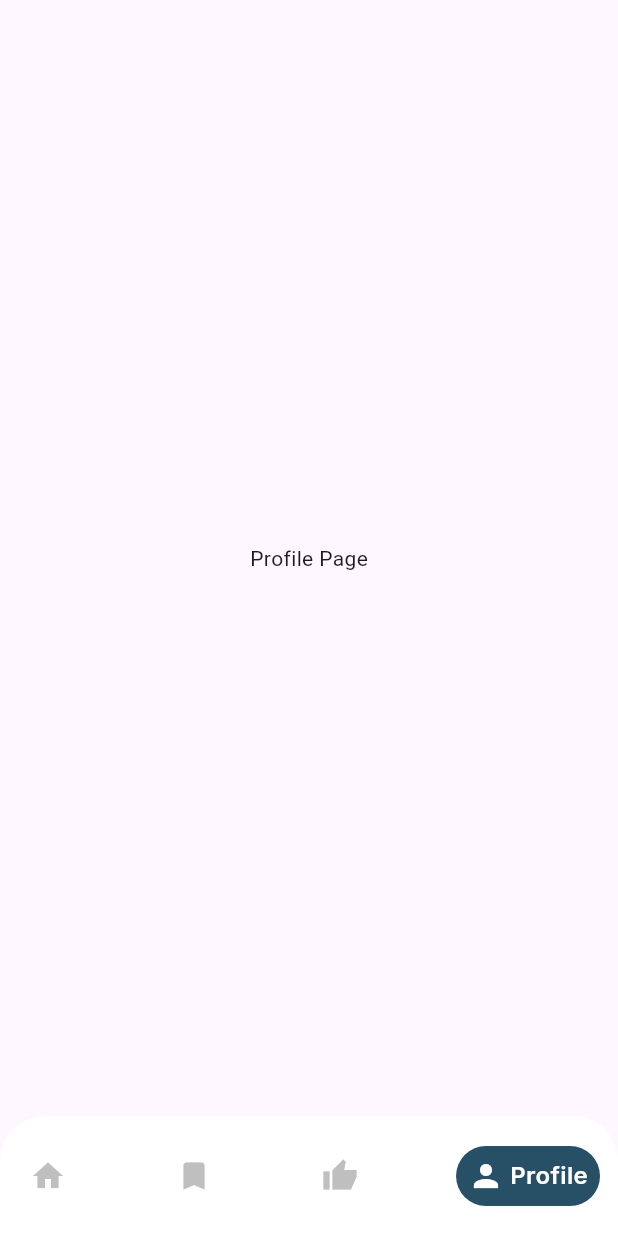
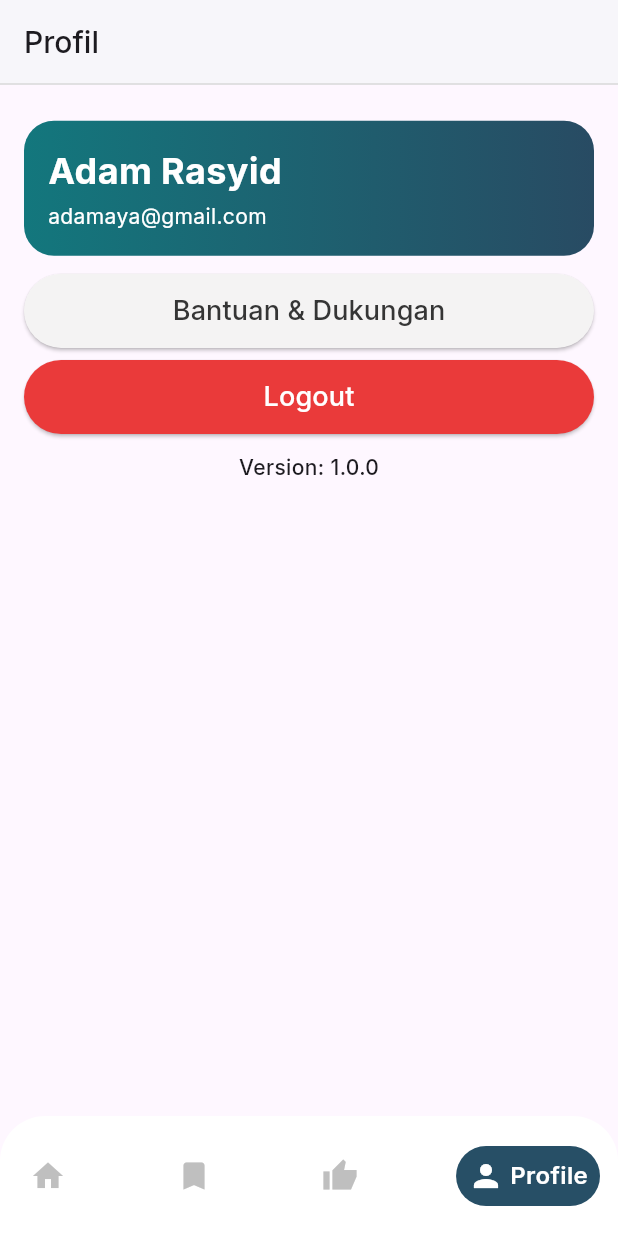
Before and after one commit to adamrasyid01/FinalProject-Camping-Frontend, a Flutter app: the HomePage screen opened by its route, item 4 of the bottom bar chosen, on a phone screen of 412 x 824 dp. Run offline on Flutter 3.47's test engine with Material 3 defaults, Android fonts, the phone set to English and light mode, and no system bars; drawn by our look-alikes of google_nav_bar; our stand-ins replace bloc, dartz, dio, equatable, flutter_bloc, flutter_svg and 4 more; accounts and stored records are empty; network calls fail.

Commit message:
feat(Slicing) : Slicing Profile Page

```diff
--- a/lib/core/constants/color.dart
+++ b/lib/core/constants/color.dart
@@ -9,4 +9,12 @@ class MyColor {
   final Color customOrange = const Color(0xFFC2A83E);
   final Color customGrey = const Color(0xFFF6F6F6);
   final Color darkGrey = const Color(0xFF838383);
+
+  final Color lightGreen = const Color(0xFF13777D);
+  final Color darkGreen = const Color(0xFF284B63);
+
+  final Color customBlack = const Color(0xFF353535);
+  final Color customWhite = const Color(0xFFF4F3F3);
+
+  final Color customRed = const Color(0xFFEA3A3A);
 }
--- a/lib/core/constants/text_styles.dart
+++ b/lib/core/constants/text_styles.dart
@@ -39,6 +39,10 @@ class AppTextStyle {
     fontSize: 18,
     fontWeight: FontWeight.w500,
   );
+  static TextStyle medium14 = GoogleFonts.inter(
+    fontSize: 14,
+    fontWeight: FontWeight.w500,
+  );
   static TextStyle medium20 = GoogleFonts.inter(
     fontSize: 20,
     fontWeight: FontWeight.w500,
--- a/lib/core/widgets/custom_button.dart
+++ b/lib/core/widgets/custom_button.dart
@@ -6,28 +6,34 @@ class CustomButton extends StatelessWidget {
   final double? btnWidth;
   final double? btnHeight;
   final Color btnTextColor;
+  final Color? btnColor; // Tambahkan parameter untuk warna tombol
   final double? fontSize;
   final VoidCallback onPressed;
   static const Color primaryColor = Color(0xFF14777D);
 
-  const CustomButton(
-      {super.key,
-      required this.btnText,
-      required this.onPressed,
-      this.btnTextColor = Colors.white,
-      this.fontSize,
-      this.btnWidth,
-      this.btnHeight});
+  const CustomButton({
+    super.key,
+    required this.btnText,
+    required this.onPressed,
+    this.btnTextColor = Colors.white,
+    this.btnColor, // Warna tombol bisa diubah dari luar
+    this.fontSize,
+    this.btnWidth,
+    this.btnHeight,
+  });
 
   @override
   Widget build(BuildContext context) {
     return ElevatedButton(
       onPressed: onPressed,
       style: ElevatedButton.styleFrom(
-        backgroundColor: primaryColor,
+        backgroundColor: btnColor ??
+            primaryColor, // Gunakan warna dari parameter atau default
         shape: RoundedRectangleBorder(borderRadius: BorderRadius.circular(30)),
-        minimumSize: Size(btnWidth ?? MediaQuery.of(context).size.width,
-            btnHeight ?? MediaQuery.of(context).size.height * 0.06),
+        minimumSize: Size(
+          btnWidth ?? MediaQuery.of(context).size.width,
+          btnHeight ?? MediaQuery.of(context).size.height * 0.06,
+        ),
         elevation: 1.0,
       ),
       child: Center(
--- a/lib/features/rekomendasi/presentation/pages/prioritas_kriteria_page.dart
+++ b/lib/features/rekomendasi/presentation/pages/prioritas_kriteria_page.dart
@@ -54,7 +54,7 @@ class _PrioritasKriteriaPageState extends State<PrioritasKriteriaPage> {
         leading: IconButton(
           icon: Icon(Icons.arrow_back, color: Colors.black),
           onPressed: () {
-            context.go("/rekomendasi");
+            context.pop();
           },
         ),
         bottom: PreferredSize(
--- a/lib/pages/profile_page.dart
+++ b/lib/pages/profile_page.dart
@@ -1,13 +1,88 @@
 import 'package:flutter/material.dart';
+import 'package:flutter_camping_frontend/core/constants/color.dart';
+import 'package:flutter_camping_frontend/core/constants/text_styles.dart';
+import 'package:flutter_camping_frontend/core/widgets/custom_button.dart';
 
 class ProfilePage extends StatelessWidget {
-  const ProfilePage({super.key});
+  final MyColor myColor = MyColor();
+  ProfilePage({super.key});
 
   @override
   Widget build(BuildContext context) {
     return Scaffold(
-      body: Center(
-        child: Text('Profile Page'),
+      appBar: AppBar(
+        title: Text(
+          "Profil",
+          style: AppTextStyle.medium20,
+        ),
+        backgroundColor: Colors.white,
+        elevation: 1,
+        bottom: PreferredSize(
+          preferredSize: const Size.fromHeight(0.5),
+          child: Divider(
+            height: 1,
+            thickness: 1,
+            color: myColor.secondaryColor,
+          ),
+        ),
+      ),
+      body: Padding(
+        padding: const EdgeInsets.fromLTRB(16.0, 24.0, 16.0, 8.0),
+        child: Column(
+          crossAxisAlignment: CrossAxisAlignment.center,
+          mainAxisSize:
+              MainAxisSize.min, // Tidak mengambil seluruh tinggi layar
+          children: [
+            Container(
+              padding: const EdgeInsets.all(16.0),
+              width: double.infinity,
+              decoration: BoxDecoration(
+                gradient: LinearGradient(
+                  colors: [myColor.lightGreen, myColor.darkGreen],
+                ),
+                borderRadius: BorderRadius.circular(20),
+              ),
+              child: Column(
+                crossAxisAlignment: CrossAxisAlignment.start,
+                children: [
+                  Text(
+                    "Adam Rasyid",
+                    style: AppTextStyle.bold24.copyWith(color: Colors.white),
+                  ),
+                  SizedBox(height: 4),
+                  Text(
+                    "adamaya@gmail.com",
+                    style: AppTextStyle.regular14.copyWith(color: Colors.white),
+                  ),
+                ],
+              ),
+            ),
+            Padding(
+              padding: const EdgeInsets.symmetric(vertical: 12.0),
+              child: Column(
+                children: [
+                  CustomButton(
+                    btnText: "Bantuan & Dukungan",
+                    onPressed: () {},
+                    fontSize: 18,
+                    btnTextColor: myColor.customBlack,
+                    btnColor: myColor.customWhite,
+                  ),
+                  const SizedBox(height: 8),
+                  CustomButton(
+                    btnText: "Logout",
+                    onPressed: () {},
+                    btnColor: myColor.customRed,
+                  ),
+                ],
+              ),
+            ),
+            Text(
+              "Version: 1.0.0",
+              style: AppTextStyle.medium14,
+            ),
+          ],
+        ),
       ),
     );
   }
```
